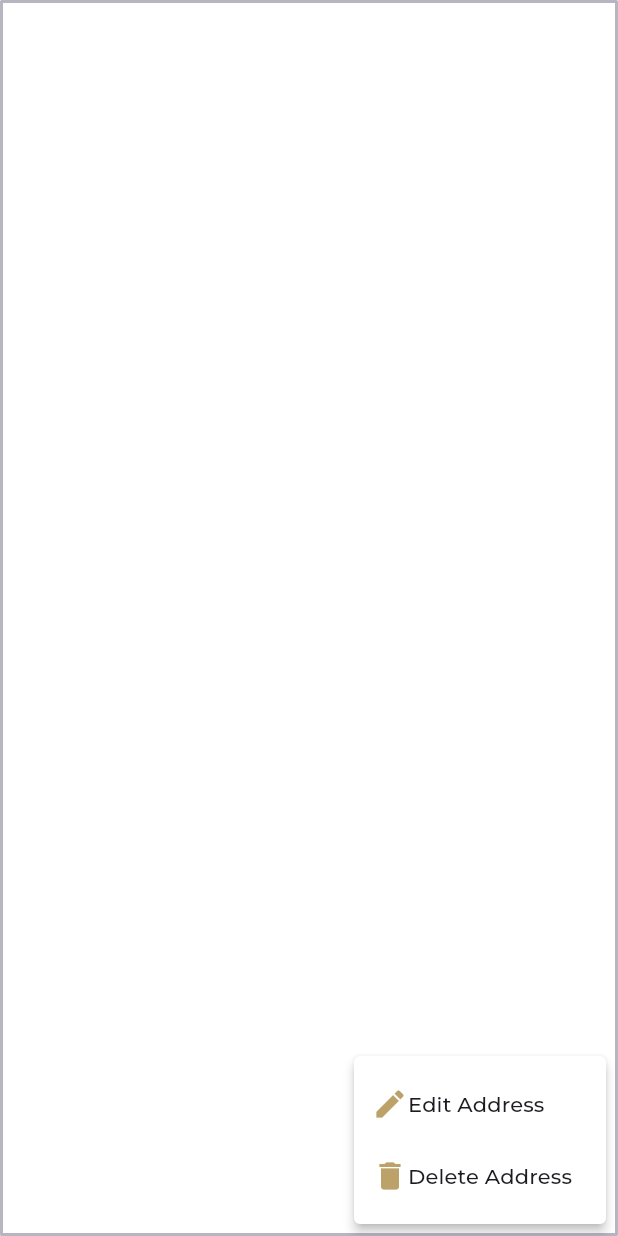
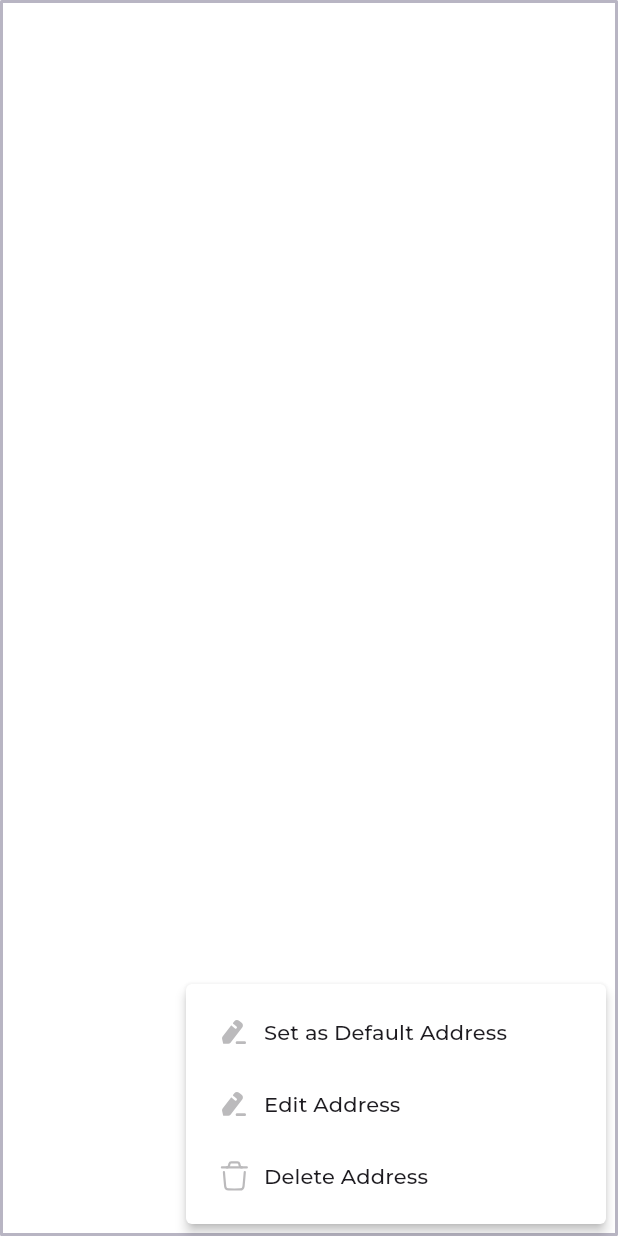
Before and after one commit to AbdhalRiyas/NicheGallerie, a Flutter app: the AddressCard widget shown alone on an empty page, opened directly with empty values, after a tap on an icon or button, on a phone screen of 412 x 824 dp. Run offline on Flutter 3.47's test engine with Material 3 defaults, Android fonts, the phone set to English and light mode, and no system bars; our stand-ins replace cached_network_image, country_code_picker, csc_picker, flutter_dotenv, flutter_rating_bar, flutter_svg and 1 more; missing offline and left inert: mobkit_dashed_border; project files that could hold a hidden picture were left out.

```diff
--- a/lib/src/screens/address/views/components/address_card.dart
+++ b/lib/src/screens/address/views/components/address_card.dart
@@ -2,6 +2,7 @@ import 'package:flutter/material.dart';
 import 'package:flutter_svg/svg.dart';
 
 import 'package:shop/src/constants.dart';
+import 'package:shop/src/screens/address/views/components/form_field_svg_icon.dart';
 
 class AddressCard extends StatelessWidget {
   final String title;
@@ -102,10 +103,19 @@ class AddressCard extends StatelessWidget {
               },
               itemBuilder: (BuildContext context) => <PopupMenuEntry<String>>[
                 const PopupMenuItem<String>(
+                  value: 'default',
+                  child: Row(
+                    children: [
+                      FormFieldSvgIcon(iconPath: 'assets/icons/Edit-Bold.svg'),
+                      Text('Set as Default Address'),
+                    ],
+                  ),
+                ),
+                const PopupMenuItem<String>(
                   value: 'edit',
                   child: Row(
                     children: [
-                      Icon(Icons.edit),
+                      FormFieldSvgIcon(iconPath: 'assets/icons/Edit-Bold.svg'),
                       Text('Edit Address'),
                     ],
                   ),
@@ -114,7 +124,7 @@ class AddressCard extends StatelessWidget {
                   value: 'delete',
                   child: Row(
                     children: [
-                      Icon(Icons.delete),
+                      FormFieldSvgIcon(iconPath: 'assets/icons/Delete.svg'),
                       Text('Delete Address'),
                     ],
                   ),
--- a/lib/src/screens/address/views/components/form_field_svg_icon.dart
+++ b/lib/src/screens/address/views/components/form_field_svg_icon.dart
@@ -15,6 +15,7 @@ class FormFieldSvgIcon extends StatelessWidget {
     return Padding(
       padding: const EdgeInsets.symmetric(
         vertical: defaultPadding * 0.75,
+        horizontal: defaultPadding * 0.5,
       ),
       child: SvgPicture.asset(
         iconPath,
```
